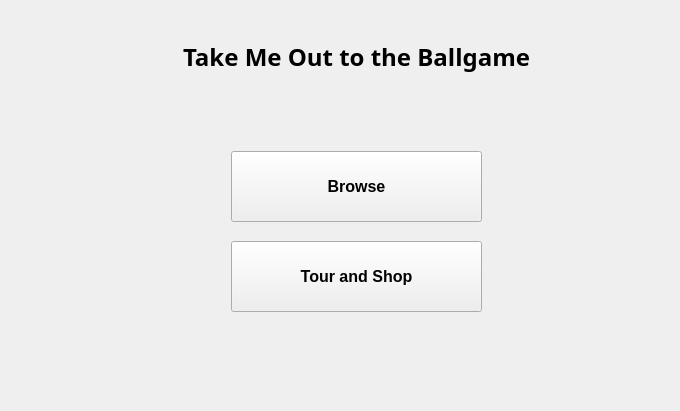
Qt form main_page/main_page.ui (Akil0814/CS_1D_BaseBall) before a commit.
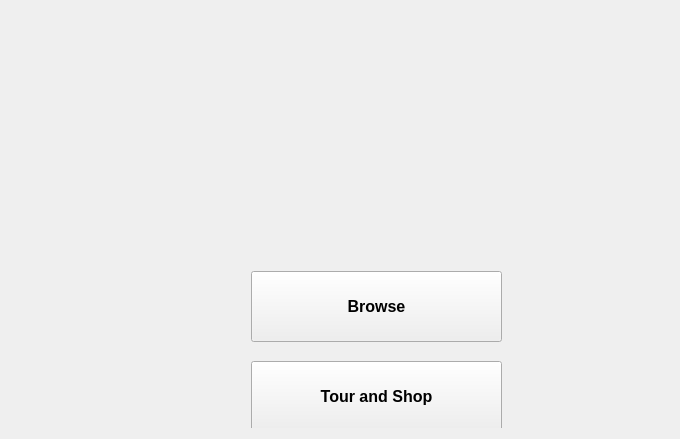
The same form after that commit.

```diff
--- a/main_page/main_page.ui
+++ b/main_page/main_page.ui
@@ -7,7 +7,7 @@
     <x>0</x>
     <y>0</y>
     <width>680</width>
-    <height>411</height>
+    <height>439</height>
    </rect>
   </property>
   <property name="windowTitle">
@@ -22,37 +22,11 @@
      <property name="layoutDirection">
       <enum>Qt::LeftToRight</enum>
      </property>
-     <widget class="QLabel" name="lblTitle">
-      <property name="geometry">
-       <rect>
-        <x>130</x>
-        <y>20</y>
-        <width>431</width>
-        <height>51</height>
-       </rect>
-      </property>
-      <property name="font">
-       <font>
-        <family>Arial Rounded MT</family>
-        <pointsize>18</pointsize>
-        <bold>true</bold>
-       </font>
-      </property>
-      <property name="text">
-       <string>Take Me Out to the Ballgame</string>
-      </property>
-      <property name="textFormat">
-       <enum>Qt::AutoText</enum>
-      </property>
-      <property name="alignment">
-       <set>Qt::AlignCenter</set>
-      </property>
-     </widget>
      <widget class="QPushButton" name="btnBrowse">
       <property name="geometry">
        <rect>
-        <x>220</x>
-        <y>140</y>
+        <x>240</x>
+        <y>260</y>
         <width>251</width>
         <height>71</height>
        </rect>
@@ -70,8 +44,8 @@
      <widget class="QPushButton" name="btnTourShop">
       <property name="geometry">
        <rect>
-        <x>220</x>
-        <y>230</y>
+        <x>240</x>
+        <y>350</y>
         <width>251</width>
         <height>71</height>
        </rect>
@@ -86,6 +60,19 @@
        <string>Tour and Shop</string>
       </property>
      </widget>
+     <widget class="QLabel" name="lblLogo">
+      <property name="geometry">
+       <rect>
+        <x>180</x>
+        <y>40</y>
+        <width>351</width>
+        <height>181</height>
+       </rect>
+      </property>
+      <property name="text">
+       <string/>
+      </property>
+     </widget>
     </widget>
    </item>
   </layout>
```
Left out of the diff: 2 changed lines with no effect on the pictures.
